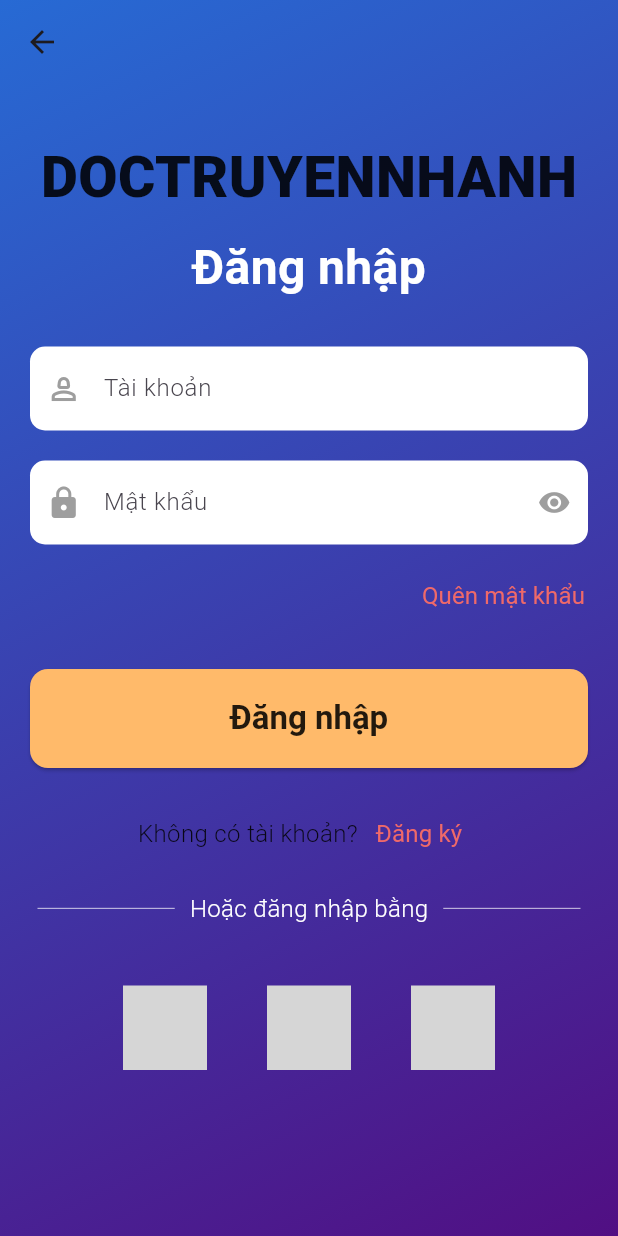
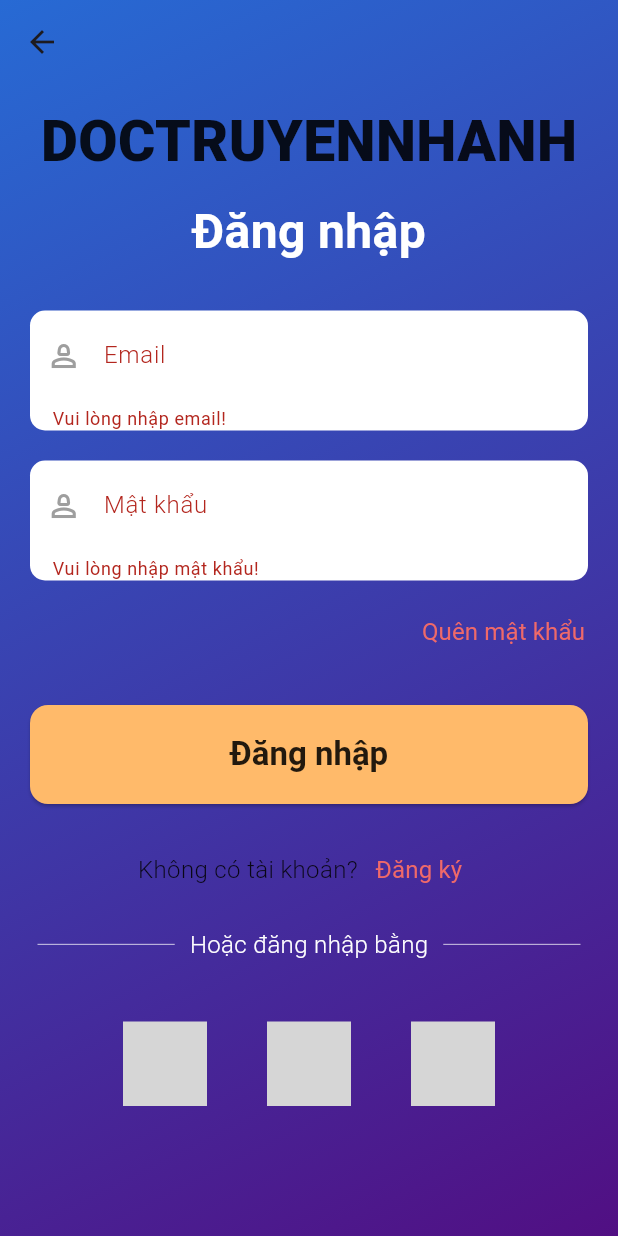
Before and after one commit to taingo321/LTTBD-_ComicReaderApp, a Flutter app: the LoginPage screen opened directly, after a tap on "Đăng nhập", on a phone screen of 412 x 824 dp. Run offline on Flutter 3.47's test engine with Material 3 defaults, Android fonts, the phone set to English and light mode, and no system bars; drawn by our look-alikes of flutter_social_button; our stand-ins replace cloud_firestore, firebase_core; missing offline and left inert: draggable_scrollbar, textfield_shadow; accounts and stored records are empty; Roboto replaces fonts that are missing (OpenSans); grey boxes are pictures that could not be loaded.

Commit message:
Add new Login/Register Function

```diff
--- a/lib/login_page.dart
+++ b/lib/login_page.dart
@@ -1,3 +1,5 @@
+import 'package:cloud_firestore/cloud_firestore.dart';
+import 'package:comic_reader/home_page.dart';
 import 'package:comic_reader/sign_in_page.dart';
 import 'package:flutter/material.dart';
 import 'package:flutter_social_button/flutter_social_button.dart';
@@ -16,10 +18,35 @@ class LoginPage extends StatefulWidget {
 }
 
 class _LoginPageState extends State<LoginPage> {
-  bool _obscureText = true;
   final _formKey = GlobalKey<FormState>();
-  final TextEditingController _usernameController = TextEditingController();
+  final TextEditingController _emailController = TextEditingController();
   final TextEditingController _passwordController = TextEditingController();
+
+  Future<void> login() async {
+    String email = _emailController.text;
+    String password = _passwordController.text;
+    if (_formKey.currentState?.validate() ?? false) {
+      DocumentSnapshot userDoc =
+          await FirebaseFirestore.instance.collection('users').doc(email).get();
+
+      if (userDoc.exists) {
+        if (userDoc['password'] == password) {
+          Navigator.push(
+              context,
+              MaterialPageRoute(
+                builder: (context) => HomePage(),
+              ));
+        }
+      } else {
+        ScaffoldMessenger.of(context).showSnackBar(
+          const SnackBar(
+              content:
+                  Text('Email hoặc mật khẩu không đúng, vui lòng thử lại!')),
+        );
+      }
+      return Future.value();
+    }
+  }
 
   @override
   Widget build(BuildContext context) {
@@ -29,7 +56,6 @@ class _LoginPageState extends State<LoginPage> {
         elevation: 0,
         backgroundColor: Colors.transparent,
       ),
-
       body: Container(
         decoration: const BoxDecoration(
           gradient: LinearGradient(
@@ -41,7 +67,6 @@ class _LoginPageState extends State<LoginPage> {
             ],
           ),
         ),
-
         child: Center(
           child: SingleChildScrollView(
             child: Column(
@@ -78,33 +103,41 @@ class _LoginPageState extends State<LoginPage> {
                   child: Column(
                     children: <Widget>[
                       Padding(
-                            padding: const EdgeInsets.symmetric(horizontal: 20, vertical: 10),
+                        padding: const EdgeInsets.symmetric(
+                            horizontal: 20, vertical: 10),
                         child: Container(
                           decoration: BoxDecoration(
                             color: Colors.white,
                             borderRadius: BorderRadius.circular(10),
                           ),
                           child: TextFormField(
-                                controller: _usernameController,
+                            controller: _emailController,
                             decoration: const InputDecoration(
                               border: InputBorder.none,
-                                  labelText: "Tài khoản",
-                                  labelStyle: TextStyle(fontSize: 16,
+                              labelText: "Email",
+                              labelStyle: TextStyle(
+                                fontSize: 16,
                                 fontFamily: 'OpenSans',
-                                                        fontWeight: FontWeight.w300,),
-                                  prefixIcon: Icon(Icons.person_2_outlined,
-                                                  color: Colors.grey,),
-                                  prefixIconConstraints: BoxConstraints(minWidth: 45),
+                                fontWeight: FontWeight.w300,
+                              ),
+                              prefixIcon: Icon(
+                                Icons.person_2_outlined,
+                                color: Colors.grey,
+                              ),
+                              prefixIconConstraints:
+                                  BoxConstraints(minWidth: 45),
+                              contentPadding: EdgeInsets.symmetric(
+                                  vertical: 10.0, horizontal: 15.0),
                             ),
                             style: const TextStyle(
-                                  fontSize: 16, // Kiểu chữ của nội dung nhập
+                              fontSize: 16,
                               fontFamily: 'OpenSans',
                               fontWeight: FontWeight.w300,
-                                  color: Colors.black, // Màu chữ của nội dung nhập
+                              color: Colors.black,
                             ),
                             validator: (value) {
                               if (value == null || value.isEmpty) {
-                                    return 'Vui lòng nhập tên tài khoản';
+                                return 'Vui lòng nhập email!';
                               }
                               return null;
                             },
@@ -112,7 +145,8 @@ class _LoginPageState extends State<LoginPage> {
                         ),
                       ),
                       Padding(
-                            padding: const EdgeInsets.symmetric(horizontal: 20, vertical: 10), // Thêm padding cho TextFormField mới
+                        padding: const EdgeInsets.symmetric(
+                            horizontal: 20, vertical: 10),
                         child: Container(
                           decoration: BoxDecoration(
                             color: Colors.white,
@@ -120,34 +154,32 @@ class _LoginPageState extends State<LoginPage> {
                           ),
                           child: TextFormField(
                             controller: _passwordController,
-                                  obscureText: _obscureText,
-                                  decoration: InputDecoration(
-
+                            decoration: const InputDecoration(
                               border: InputBorder.none,
                               labelText: "Mật khẩu",
-                                      labelStyle: const TextStyle(fontSize: 16,
+                              labelStyle: TextStyle(
+                                fontSize: 16,
                                 fontFamily: 'OpenSans',
-                                                        fontWeight: FontWeight.w300,),
-                                      prefixIcon: const Icon(Icons.lock,
-                                                      color: Colors.grey,),
-                                      prefixIconConstraints: BoxConstraints(minWidth: 45),
-                                      suffixIcon: GestureDetector(
-                                        onTap: () {
-                                          setState(() {
-                                          _obscureText = !_obscureText;
-                                            });
-                                          },
-                                        child: Icon(
-                                        _obscureText ? Icons.remove_red_eye : Icons.visibility_off, // Thay đổi icon tùy theo trạng thái
-                                        size: 22,
+                                fontWeight: FontWeight.w300,
+                              ),
+                              prefixIcon: Icon(
+                                Icons.person_2_outlined,
                                 color: Colors.grey,
                               ),
+                              prefixIconConstraints:
+                                  BoxConstraints(minWidth: 45),
+                              contentPadding: EdgeInsets.symmetric(
+                                  vertical: 10.0, horizontal: 15.0),
                             ),
-                                      suffixIconConstraints: BoxConstraints(minWidth: 45)
+                            style: const TextStyle(
+                              fontSize: 16,
+                              fontFamily: 'OpenSans',
+                              fontWeight: FontWeight.w300,
+                              color: Colors.black,
                             ),
                             validator: (value) {
                               if (value == null || value.isEmpty) {
-                                    return 'Vui lòng nhập mật khẩu';
+                                return 'Vui lòng nhập mật khẩu!';
                               }
                               return null;
                             },
@@ -161,8 +193,10 @@ class _LoginPageState extends State<LoginPage> {
                   padding: EdgeInsets.only(bottom: 10, right: 10),
                   child: Align(
                     alignment: Alignment.bottomRight,
-                    child: TextButton(onPressed: () {},
-                    child: const Text("Quên mật khẩu",
+                    child: TextButton(
+                      onPressed: () {},
+                      child: const Text(
+                        "Quên mật khẩu",
                         style: TextStyle(
                           color: Color(0xFFEf6969),
                           fontSize: 16,
@@ -175,23 +209,27 @@ class _LoginPageState extends State<LoginPage> {
                 ),
                 const SizedBox(height: 5),
                 Padding(
-                    padding: const EdgeInsets.symmetric(horizontal: 20, vertical: 10),
+                  padding:
+                      const EdgeInsets.symmetric(horizontal: 20, vertical: 10),
                   child: SizedBox(
                     width: double.infinity,
                     child: ElevatedButton(
-                          onPressed: () {},
+                      onPressed: login,
                       style: ElevatedButton.styleFrom(
                         backgroundColor: const Color.fromRGBO(255, 186, 106, 1),
-                          padding: const EdgeInsets.symmetric(horizontal: 40, vertical: 20),
+                        padding: const EdgeInsets.symmetric(
+                            horizontal: 40, vertical: 20),
                         textStyle: const TextStyle(
                           fontSize: 22,
                           fontFamily: 'OpenSans',
-                              fontWeight: FontWeight.w600,),
+                          fontWeight: FontWeight.w600,
+                        ),
                         shape: RoundedRectangleBorder(
                           borderRadius: BorderRadius.circular(12),
                         ),
                       ),
-                          child: const Text('Đăng nhập',
+                      child: const Text(
+                        'Đăng nhập',
                         style: TextStyle(color: Colors.black87),
                       ),
                     ),
@@ -201,7 +239,8 @@ class _LoginPageState extends State<LoginPage> {
                 Row(
                   mainAxisAlignment: MainAxisAlignment.center,
                   children: [
-                      const Text("Không có tài khoản?",
+                    const Text(
+                      "Không có tài khoản?",
                       style: TextStyle(
                         color: Colors.black87,
                         fontSize: 16,
@@ -209,13 +248,16 @@ class _LoginPageState extends State<LoginPage> {
                         fontWeight: FontWeight.w300,
                       ),
                     ),
-                      TextButton(onPressed: () {
+                    TextButton(
+                      onPressed: () {
                         Navigator.push(
                             context,
-                          MaterialPageRoute(builder: (context) => SignInPage(),
+                            MaterialPageRoute(
+                              builder: (context) => SignInPage(),
                             ));
                       },
-                      child: const Text("Đăng ký",
+                      child: const Text(
+                        "Đăng ký",
                         style: TextStyle(
                           color: Color(0xFFEf6969),
                           fontSize: 16,
@@ -239,7 +281,8 @@ class _LoginPageState extends State<LoginPage> {
                       ),
                       Padding(
                         padding: EdgeInsets.symmetric(horizontal: 10),
-                        child: Text("Hoặc đăng nhập bằng",
+                        child: Text(
+                          "Hoặc đăng nhập bằng",
                           style: TextStyle(
                               color: Colors.white,
                               fontSize: 16,
--- a/lib/models/users.dart
+++ b/lib/models/users.dart
@@ -1,19 +1,19 @@
 class Users {
   String username;
   String password;
-  // String email;
+  String email;
 
   Users({
     required this.username,
     required this.password,
-    // required this.email,
+    required this.email,
   });
 
   Map<String, dynamic> toMap() {
     return {
       'username': username,
       'password': password,
-      // 'email': email,
+      'email': email,
     };
   }
 }
--- a/pubspec.yaml
+++ b/pubspec.yaml
@@ -44,6 +44,7 @@ dependencies:
   flutter_social_button: ^1.1.4+1
   scroll_page_view: ^1.0.2
   draggable_scrollbar: ^0.1.0
+  firebase_auth: ^5.0.0
 
 dev_dependencies:
   flutter_test:
```
Also changed, not shown: lib/home_page.dart (added, +19 -0 lines), lib/main.dart (+6 -16 lines), lib/sign_in_page.dart (+112 -48 lines), lib/widgets/add_new_user_widget.dart (+2 -5 lines), pubspec.lock, 3 other files. Lines whose indentation alone changed are shown as unchanged.
